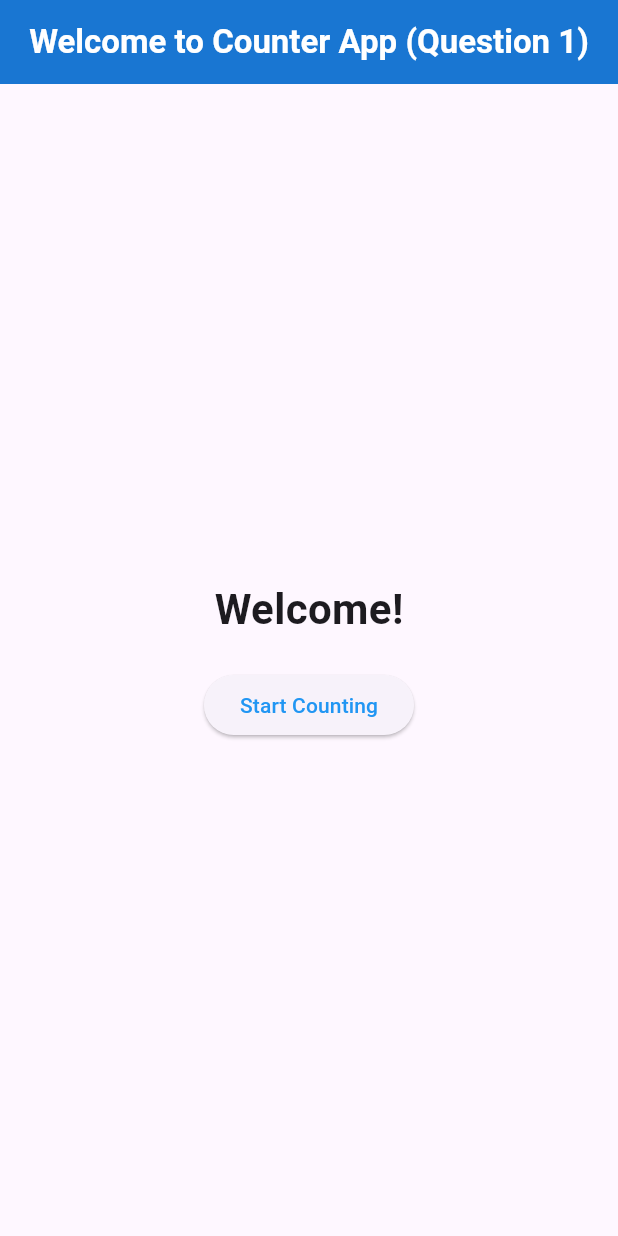
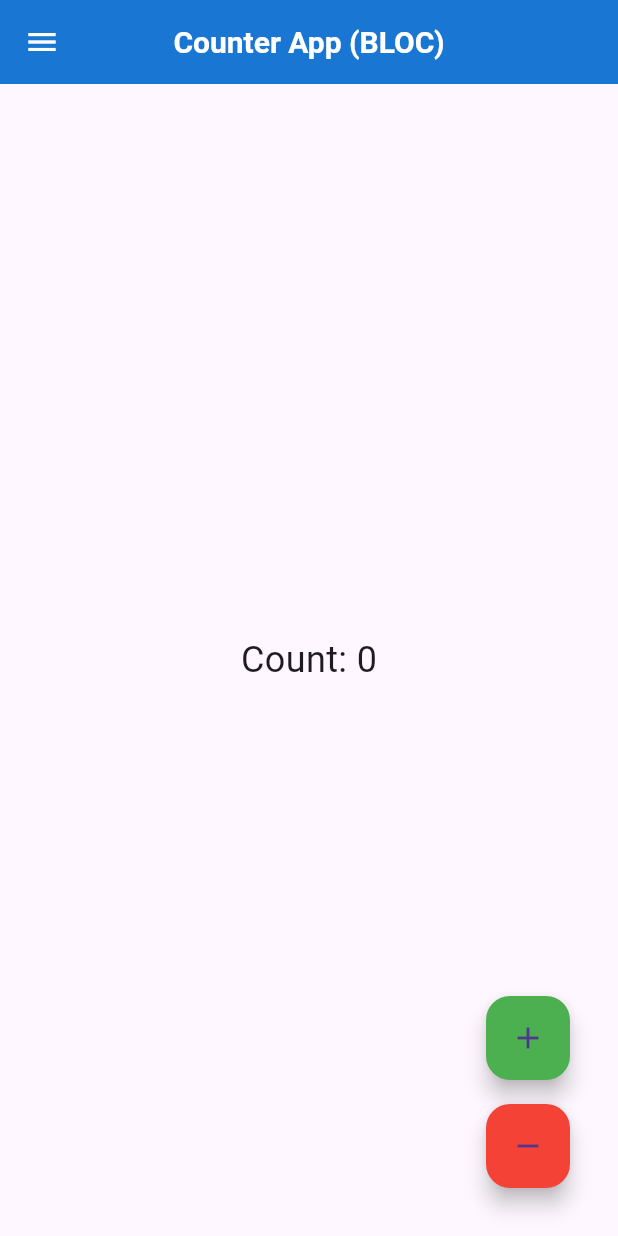
Before and after one commit to vernon-fetter/Littlefish-Flutter-Technical-Assessment, a Flutter app: the screen it shows after launch, after a tap on "Start Counting", on a phone screen of 412 x 824 dp. Run offline on Flutter 3.47's test engine with Material 3 defaults, Android fonts, the phone set to English and light mode, and no system bars.

Commit message:
Counter Screen and BLOC State Management added.

```diff
--- a/question_1/lib/main.dart
+++ b/question_1/lib/main.dart
@@ -1,4 +1,5 @@
 import 'package:flutter/material.dart';
+import 'package:question_1/ui/counter/counter.dart';
 import 'package:question_1/ui/welcome/welcome.dart';
 
 void main() {
@@ -19,9 +20,10 @@
       ),
       debugShowCheckedModeBanner: false,
       initialRoute: '/',
-    routes: {
-      '/': (context) => const WelcomeScreen(),
-    },
+      routes: {
+        '/': (context) => const WelcomeScreen(),
+        '/counter': (context) => const CounterScreen(),
+      },
     );
   }
 }
--- /dev/null
+++ b/question_1/lib/state/bloc/counter_bloc.dart
@@ -0,0 +1,22 @@
+import 'dart:async';
+
+class CounterBloc {
+  int _counter = 0;
+  final _counterStreamController = StreamController<int>();
+
+  Stream<int> get counterStream => _counterStreamController.stream;
+
+  void increment() {
+    _counter++;
+    _counterStreamController.sink.add(_counter);
+  }
+
+  void decrement() {
+    _counter--;
+    _counterStreamController.sink.add(_counter);
+  }
+
+  void dispose() {
+    _counterStreamController.close();
+  }
+}
--- a/question_1/lib/ui/counter/counter.dart
+++ b/question_1/lib/ui/counter/counter.dart
@@ -0,0 +1,91 @@
+import 'package:flutter/material.dart';
+import 'package:question_1/state/bloc/counter_bloc.dart';
+
+class CounterScreen extends StatefulWidget {
+  const CounterScreen({Key? key});
+
+  @override
+  State<CounterScreen> createState() => _CounterScreenState();
+}
+
+class _CounterScreenState extends State<CounterScreen> {
+  final _counterBloc = CounterBloc();
+
+  @override
+  void dispose() {
+    _counterBloc.dispose();
+    super.dispose();
+  }
+
+  @override
+  Widget build(BuildContext context) {
+    return Scaffold(
+      appBar: AppBar(
+        title: const Text(
+          "Counter App (BLOC)",
+          style: TextStyle(
+            color: Colors.white,
+            fontWeight: FontWeight.bold,
+            fontSize: 20.0,
+          ),
+        ),
+        backgroundColor: Colors.blue[700],
+        elevation: 0,
+        centerTitle: true,
+        leading: IconButton(
+          icon: const Icon(
+            Icons.menu,
+            color: Colors.white,
+          ),
+          onPressed: () {},
+        ),
+      ),
+      body: Center(
+        child: StreamBuilder<int>(
+          stream: _counterBloc.counterStream,
+          initialData: 0,
+          builder: (context, snapshot) {
+            return Text(
+              'Count: ${snapshot.data}',
+              style: const TextStyle(
+                fontSize: 24,
+              ),
+            );
+          },
+        ),
+      ),
+      floatingActionButton: Padding(
+        padding: const EdgeInsets.all(
+          16.0,
+        ),
+        child: Column(
+          mainAxisAlignment: MainAxisAlignment.end,
+          crossAxisAlignment: CrossAxisAlignment.end,
+          children: [
+            FloatingActionButton(
+              onPressed: () {
+                _counterBloc.increment();
+              },
+              tooltip: 'Increment',
+              backgroundColor: Colors.green,
+              child: const Icon(
+                Icons.add,
+              ),
+            ),
+            const SizedBox(height: 16),
+            FloatingActionButton(
+              onPressed: () {
+                _counterBloc.decrement();
+              },
+              tooltip: 'Decrement',
+              backgroundColor: Colors.red,
+              child: const Icon(
+                Icons.remove,
+              ),
+            ),
+          ],
+        ),
+      ),
+    );
+  }
+}
```
Also changed, not shown: question_1/lib/state/bloc/bloc.dart (deleted).
